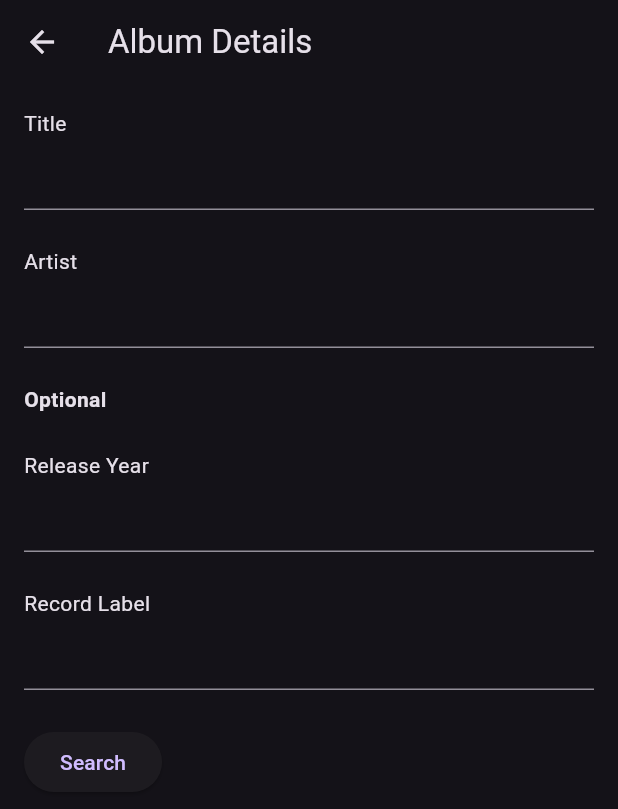
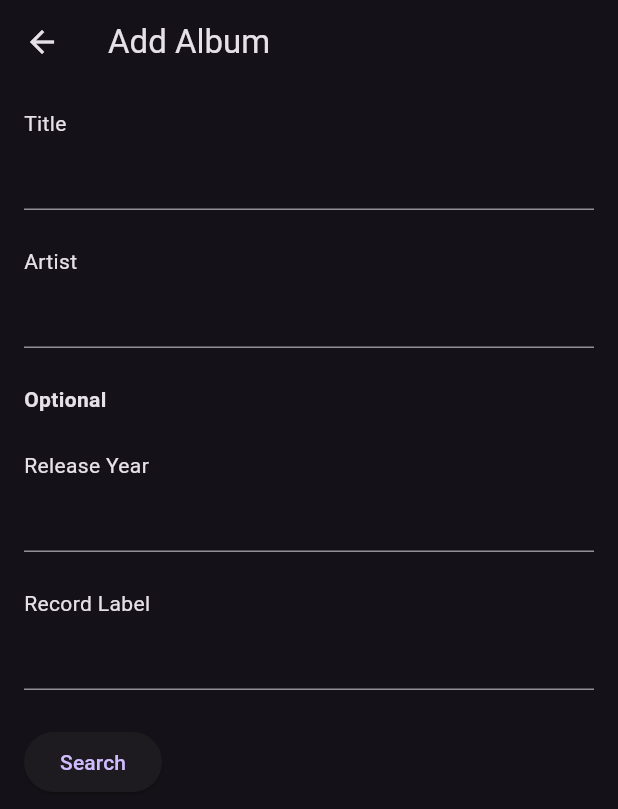
Before and after one commit to joshdaminyard/record_this, a Flutter app: the AddPage screen opened directly, on a phone screen of 412 x 824 dp. Shown: the top 809 px of the screen. Run offline on Flutter 3.47's test engine with Material 3 defaults, Android fonts, the phone set to English and light mode, and no system bars; our stand-ins replace firebase_core, firebase_database; accounts and stored records are empty; generated files the repository leaves out were written again.

Commit message:
rename add page

```diff
--- a/lib/screens/add.dart
+++ b/lib/screens/add.dart
@@ -31,7 +31,7 @@ class AddPage extends StatelessWidget {
     */
     return Scaffold(
         appBar: AppBar(
-          title: const Text('Album Details'),
+          title: const Text('Add Album'),
         ),
         body: SingleChildScrollView(
           padding: const EdgeInsets.all(16.0),
```
